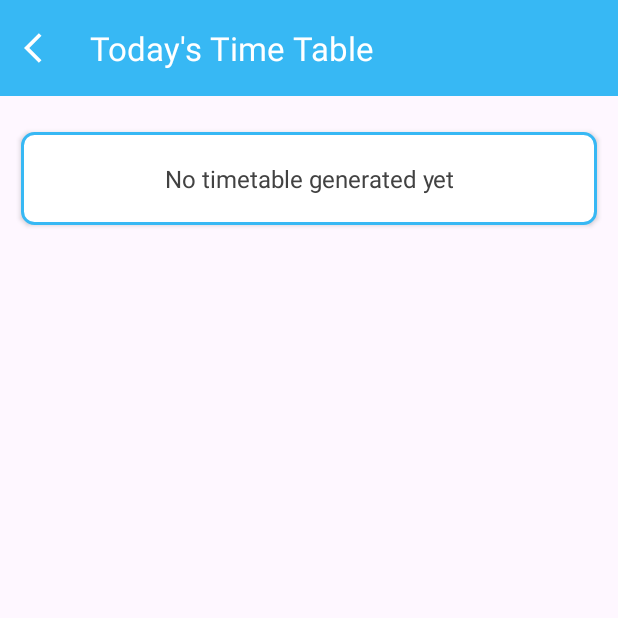
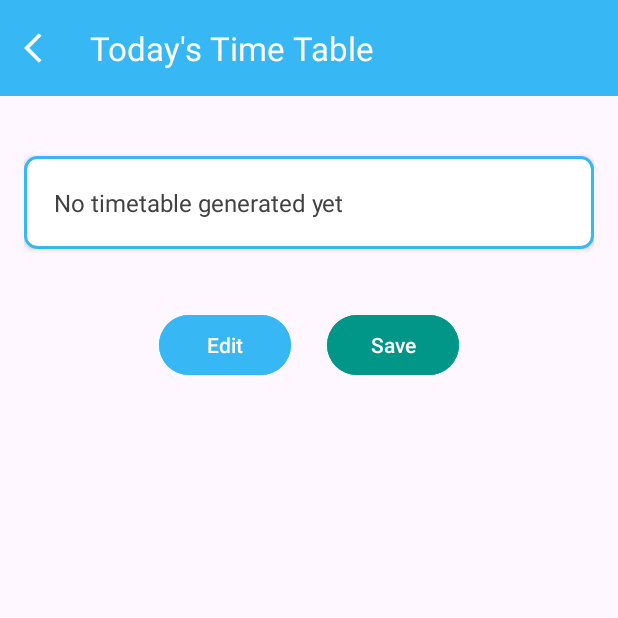
Before and after one commit to Dipesh12chourasiya/Student-Attention-tracker, an Android app: the screen it shows after launch once a user with an empty profile is signed in (TimeTableActivity), after a tap on "Time table", on a phone screen of 412 x 824 dp, the top half of it. Run offline under Robolectric (Android 15) with nearby library versions, the phone set to English and light mode, and no system bars; our stand-ins replace Firebase (no records; nobody signed in at launch, a user with empty details on screens opened directly), Room's generated code; libraries missing offline, so code that uses them is left out: com.prolificinteractive.materialcalendarview, io.noties.markwon; 6 statements that could not run were skipped; 1 other tap on this screen came first.

```diff
--- a/app/src/main/java/com/example/irlstudentattentiontracker/HomeActivity.kt
+++ b/app/src/main/java/com/example/irlstudentattentiontracker/HomeActivity.kt
@@ -3,6 +3,8 @@ package com.example.irlstudentattentiontracker
 import SessionDayDecorator
 import android.content.Context
 import android.content.Intent
+import android.content.pm.PackageManager
+import android.os.Build
 
 import android.os.Bundle
 import android.util.Log
@@ -12,12 +14,15 @@ import androidx.activity.viewModels
 import androidx.appcompat.app.ActionBarDrawerToggle
 import androidx.appcompat.app.AlertDialog
 import androidx.appcompat.app.AppCompatActivity
+import androidx.core.app.ActivityCompat
+import androidx.core.content.ContextCompat
 import androidx.core.view.GravityCompat
 import androidx.lifecycle.lifecycleScope
 import androidx.recyclerview.widget.LinearLayoutManager
 import com.example.detectfaceandexpression.adapters.SessionAdapter
 import com.example.detectfaceandexpression.models.SessionData
 import com.example.irlstudentattentiontracker.databinding.ActivityHomeBinding
+import com.example.irlstudentattentiontracker.notifications.NotificationUtils
 import com.example.irlstudentattentiontracker.roomDB.SessionEntity
 import com.example.irlstudentattentiontracker.viewmodel.UserViewModel
 import kotlinx.coroutines.launch
@@ -44,6 +49,22 @@ class HomeActivity : AppCompatActivity() {
         binding = ActivityHomeBinding.inflate(layoutInflater)
         setContentView(binding.root)
 
+        // Check and request notification permission
+        if (Build.VERSION.SDK_INT >= Build.VERSION_CODES.TIRAMISU) {
+            if (ContextCompat.checkSelfPermission(this, android.Manifest.permission.POST_NOTIFICATIONS)
+                != PackageManager.PERMISSION_GRANTED
+            ) {
+                ActivityCompat.requestPermissions(
+                    this,
+                    arrayOf(android.Manifest.permission.POST_NOTIFICATIONS),
+                    1001
+                )
+            } else {
+                setupDailyNotifications()
+            }
+        } else {
+            setupDailyNotifications()
+        }
 
         getAllSessions(this)
 
@@ -200,4 +221,34 @@ class HomeActivity : AppCompatActivity() {
             .show()
     }
 
+    override fun onRequestPermissionsResult(
+        requestCode: Int,
+        permissions: Array<out String>,
+        grantResults: IntArray
+    ) {
+        super.onRequestPermissionsResult(requestCode, permissions, grantResults)
+
+        if (requestCode == 1001 && grantResults.isNotEmpty() && grantResults[0] == PackageManager.PERMISSION_GRANTED) {
+            setupDailyNotifications()
+        }
+    }
+
+// function to set up notifications
+    private fun setupDailyNotifications() {
+        NotificationUtils.createNotificationChannel(this)
+
+        NotificationUtils.scheduleDailyNotification(
+            this, 7, 0, "🌅 Morning! Time to Start.", 101
+        )
+        NotificationUtils.scheduleDailyNotification(
+            this, 14, 0, "📖 Focus on your midday session.", 102
+        )
+        NotificationUtils.scheduleDailyNotification(
+            this, 14, 0, "🌅 Focus on your evening session.", 103
+        )
+        NotificationUtils.scheduleDailyNotification(
+            this, 21, 0, "🌙 Night time! Review your topics.", 104
+        )
+    }
+
 }
--- a/app/src/main/java/com/example/irlstudentattentiontracker/TimeTableActivity.kt
+++ b/app/src/main/java/com/example/irlstudentattentiontracker/TimeTableActivity.kt
@@ -1,30 +1,52 @@
 package com.example.irlstudentattentiontracker
 
 import android.os.Bundle
-import androidx.activity.enableEdgeToEdge
+import android.view.View
 import androidx.appcompat.app.AppCompatActivity
-import androidx.core.view.ViewCompat
-import androidx.core.view.WindowInsetsCompat
 import com.example.irlstudentattentiontracker.databinding.ActivityTimeTableBinding
 import io.noties.markwon.Markwon
 
 class TimeTableActivity : AppCompatActivity() {
 
     private lateinit var binding: ActivityTimeTableBinding
+
     override fun onCreate(savedInstanceState: Bundle?) {
         super.onCreate(savedInstanceState)
         binding = ActivityTimeTableBinding.inflate(layoutInflater)
         setContentView(binding.root)
 
-        // Back button
+        // Load saved text from SharedPreferences
+        val prefs = getSharedPreferences("MyPrefs", MODE_PRIVATE)
+        val savedText = prefs.getString("ai_response", "No timetable generated yet")
+
+//        binding.tvAiResponse.text = savedText
+        binding.etAiResponse.setText(savedText)
+        val markwon = Markwon.create(this)
+        markwon.setMarkdown(binding.tvAiResponse, savedText!!)
+
+        // Edit button enables EditText
+        binding.btnEdit.setOnClickListener {
+            binding.etAiResponse.visibility = View.VISIBLE
+            binding.tvAiResponse.visibility = View.GONE
+            binding.etAiResponse.requestFocus()
+        }
+
+        // Save button saves the text and disables editing
+        binding.btnSave.setOnClickListener {
+            val editedText = binding.etAiResponse.text.toString()
+
+            prefs.edit().putString("ai_response", editedText).apply()
+
+            binding.etAiResponse.visibility = View.GONE
+            binding.tvAiResponse.visibility = View.VISIBLE
+            val markwon = Markwon.create(this)
+            markwon.setMarkdown(binding.tvAiResponse, editedText)
+
+        }
+
+        // Back button in TopAppBar
         binding.topAppBar.setNavigationOnClickListener {
             onBackPressedDispatcher.onBackPressed()
         }
-
-        val prefs = getSharedPreferences("MyPrefs", MODE_PRIVATE)
-        val response = prefs.getString("ai_response", "No timetable generated yet")
-
-        val markwon = Markwon.create(this)
-        markwon.setMarkdown(binding.tvAiResponse, response ?: "")
     }
 }
--- /dev/null
+++ b/app/src/main/java/com/example/irlstudentattentiontracker/notifications/NotificationUtils.kt
@@ -0,0 +1,60 @@
+package com.example.irlstudentattentiontracker.notifications
+
+
+import android.app.*
+import android.content.Context
+import android.content.Intent
+import android.os.Build
+import java.util.*
+
+object NotificationUtils {
+
+    fun createNotificationChannel(context: Context) {
+        if (Build.VERSION.SDK_INT >= Build.VERSION_CODES.O) {
+            val channel = NotificationChannel(
+                "daily_channel",
+                "Daily Notifications",
+                NotificationManager.IMPORTANCE_HIGH
+            )
+            val manager = context.getSystemService(NotificationManager::class.java)
+            manager.createNotificationChannel(channel)
+        }
+    }
+
+    fun scheduleDailyNotification(
+        context: Context,
+        hour: Int,
+        minute: Int,
+        message: String,
+        requestCode: Int
+    ) {
+        val intent = Intent(context, NotificationReceiver::class.java).apply {
+            putExtra("message", message)
+        }
+
+        val pendingIntent = PendingIntent.getBroadcast(
+            context,
+            requestCode,
+            intent,
+            PendingIntent.FLAG_UPDATE_CURRENT or PendingIntent.FLAG_IMMUTABLE
+        )
+
+        val calendar = Calendar.getInstance().apply {
+            timeInMillis = System.currentTimeMillis()
+            set(Calendar.HOUR_OF_DAY, hour)
+            set(Calendar.MINUTE, minute)
+            set(Calendar.SECOND, 0)
+            if (before(Calendar.getInstance())) {
+                add(Calendar.DATE, 1)
+            }
+        }
+
+        val alarmManager = context.getSystemService(Context.ALARM_SERVICE) as AlarmManager
+        alarmManager.setRepeating(
+            AlarmManager.RTC_WAKEUP,
+            calendar.timeInMillis,
+            AlarmManager.INTERVAL_DAY,
+            pendingIntent
+        )
+    }
+}
--- a/app/src/main/java/com/example/irlstudentattentiontracker/viewmodel/UserViewModel.kt
+++ b/app/src/main/java/com/example/irlstudentattentiontracker/viewmodel/UserViewModel.kt
@@ -268,7 +268,7 @@ class UserViewModel(application: Application) : AndroidViewModel(application) {
 //                "Only show the timetable. Use 12-hour format. No extra text."
 
         val prompt = """
-Make a simple full day timetable in Markdown using these subjects: $subjects
+Make a simple full day timetable for these subjects: $subjects
 My wakeup time is $wakeUpTime, sleep time is $sleepTime.
 Use four parts: Morning, Noon, Evening, Night.
 Format:
--- a/app/src/main/res/layout/activity_time_table.xml
+++ b/app/src/main/res/layout/activity_time_table.xml
@@ -41,21 +41,68 @@
         android:layout_marginBottom="24dp"
         android:layout_weight="1">
 
+        <LinearLayout
+            xmlns:android="http://schemas.android.com/apk/res/android"
+            android:orientation="vertical"
+            android:padding="16dp"
+            android:layout_width="match_parent"
+            android:layout_height="match_parent">
+
             <TextView
                 android:id="@+id/tvAiResponse"
                 android:layout_marginTop="24dp"
                 android:layout_width="match_parent"
                 android:layout_height="wrap_content"
-            android:layout_marginHorizontal="14dp"
                 android:background="@drawable/etbg"
                 android:elevation="2dp"
-            android:gravity="center"
                 android:padding="20dp"
                 android:text="No timetable generated yet"
                 android:textColor="#424242"
                 android:textSize="16sp"
                 android:layout_marginBottom="24dp"
+                android:visibility="visible"
                 />
+
+            <EditText
+                android:visibility="gone"
+                android:id="@+id/etAiResponse"
+                android:layout_width="match_parent"
+                android:layout_height="0dp"
+                android:layout_weight="1"
+                android:background="@drawable/etbg"
+                android:padding="16dp"
+                android:textSize="16sp"
+                android:inputType="textMultiLine"
+                android:minLines="10"
+                android:maxLines="20"
+                android:gravity="top|start"
+                android:scrollbars="vertical"
+                android:text="No timetable generated yet" />
+
+            <LinearLayout
+                android:layout_width="match_parent"
+                android:layout_height="wrap_content"
+                android:orientation="horizontal"
+                android:gravity="center"
+                android:layout_marginTop="16dp">
+
+                <Button
+                    android:id="@+id/btnEdit"
+                    android:layout_width="wrap_content"
+                    android:layout_height="wrap_content"
+                    android:backgroundTint="@color/toolbarBg"
+                    android:text="Edit" />
+
+                <Button
+                    android:id="@+id/btnSave"
+                    android:layout_width="wrap_content"
+                    android:layout_height="wrap_content"
+                    android:layout_marginStart="24dp"
+                    android:backgroundTint="@color/green"
+                    android:text="Save" />
+            </LinearLayout>
+        </LinearLayout>
+
     </ScrollView>
 
 </LinearLayout>
```
Also changed, not shown: app/src/main/AndroidManifest.xml (+7 -0 lines), app/src/main/java/com/example/irlstudentattentiontracker/ChatBotActivity.kt (+7 -0 lines), app/src/main/java/com/example/irlstudentattentiontracker/SplashActivity.kt (+3 -4 lines), app/src/main/java/com/example/irlstudentattentiontracker/notifications/NotificationReceiver.kt (added, +35 -0 lines). Lines whose indentation alone changed are shown as unchanged.
